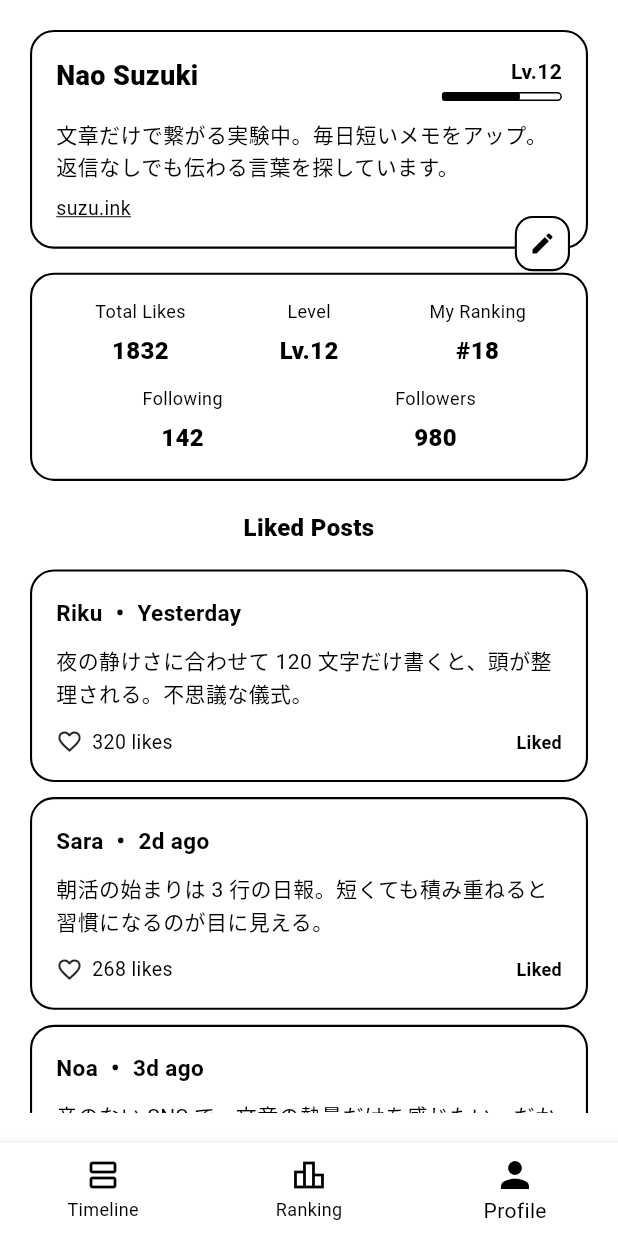
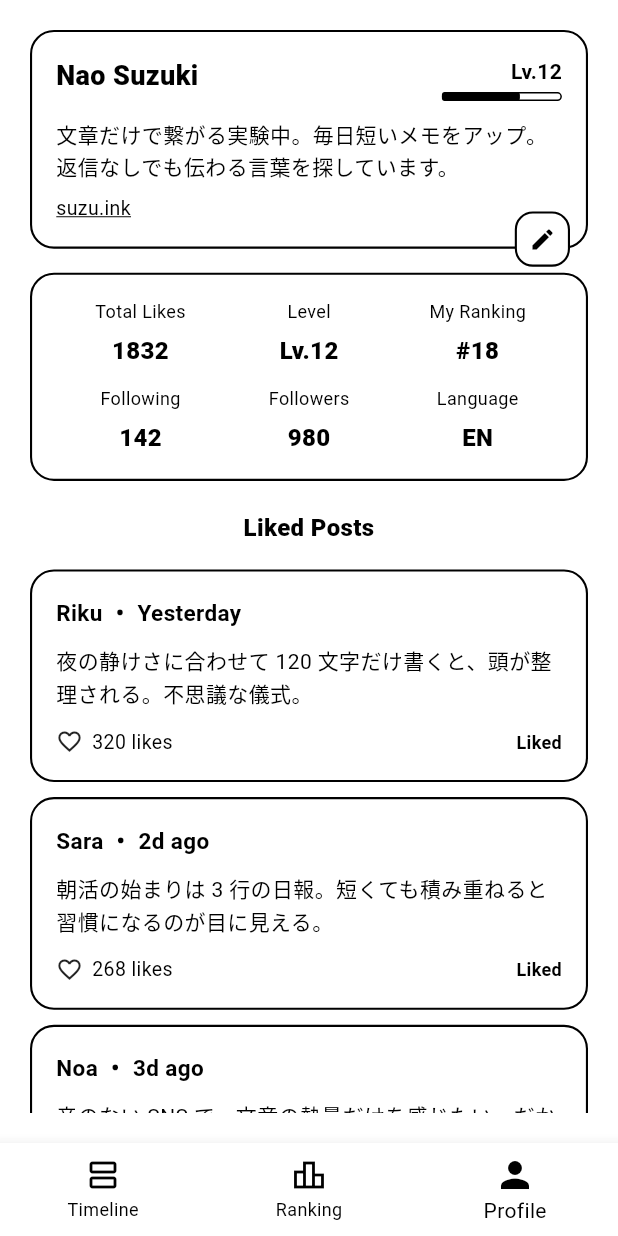
Before and after one commit to natsu0529/short-app-front, a Flutter app: the screen it shows after launch, item 3 of the bottom bar chosen, on a phone screen of 412 x 824 dp. Run offline on Flutter 3.47's test engine with Material 3 defaults, Android fonts, the light colour scheme and no system bars; our stand-ins replace device_info_plus.

Commit message:
feat: add locale management and language selection dialog

```diff
--- a/lib/main.dart
+++ b/lib/main.dart
@@ -5,8 +5,26 @@ void main() {
   runApp(const ShortTextApp());
 }
 
-class ShortTextApp extends StatelessWidget {
+class ShortTextApp extends StatefulWidget {
   const ShortTextApp({super.key});
+
+  static void setLocale(BuildContext context, Locale locale) {
+    final state = context.findAncestorStateOfType<_ShortTextAppState>();
+    state?.setLocale(locale);
+  }
+
+  @override
+  State<ShortTextApp> createState() => _ShortTextAppState();
+}
+
+class _ShortTextAppState extends State<ShortTextApp> {
+  Locale? _locale;
+
+  void setLocale(Locale locale) {
+    setState(() {
+      _locale = locale;
+    });
+  }
 
   @override
   Widget build(BuildContext context) {
@@ -15,6 +33,7 @@ class ShortTextApp extends StatelessWidget {
       debugShowCheckedModeBanner: false,
       localizationsDelegates: AppLocalizations.localizationsDelegates,
       supportedLocales: AppLocalizations.supportedLocales,
+      locale: _locale,
       theme: ThemeData(
         scaffoldBackgroundColor: Colors.white,
         colorScheme: const ColorScheme.light(
@@ -493,14 +512,11 @@ class FollowListPage extends StatelessWidget {
           backgroundColor: Colors.white,
           foregroundColor: Colors.black,
           elevation: 0,
-          bottom: TabBar(
+          bottom: _MonochromeTabBar(
             tabs: [
               Tab(text: AppLocalizations.of(context)!.following),
               Tab(text: AppLocalizations.of(context)!.followers),
             ],
-            labelColor: Colors.black,
-            unselectedLabelColor: Colors.black54,
-            indicatorColor: Colors.black,
           ),
         ),
         body: const TabBarView(
@@ -752,7 +768,7 @@ class _RankingPageWithScrollState extends State<RankingPageWithScroll>
         backgroundColor: Colors.white,
         foregroundColor: Colors.black,
         elevation: 0,
-        bottom: TabBar(
+        bottom: _MonochromeTabBar(
           controller: _tabController,
           tabs: [
             Tab(text: AppLocalizations.of(context)!.tabPopularPosts),
@@ -760,9 +776,6 @@ class _RankingPageWithScrollState extends State<RankingPageWithScroll>
             Tab(text: AppLocalizations.of(context)!.tabLevel),
             Tab(text: AppLocalizations.of(context)!.tabFollowers),
           ],
-          labelColor: Colors.black,
-          unselectedLabelColor: Colors.black54,
-          indicatorColor: Colors.black,
         ),
       ),
       body: TabBarView(
@@ -968,14 +981,19 @@ class _ProfileScreenBodyState extends State<_ProfileScreenBody> {
   }
 }
 
-class _MonochromeTabBar extends StatelessWidget {
-  const _MonochromeTabBar({required this.tabs});
+class _MonochromeTabBar extends StatelessWidget implements PreferredSizeWidget {
+  const _MonochromeTabBar({required this.tabs, this.controller});
 
   final List<Widget> tabs;
+  final TabController? controller;
+
+  @override
+  Size get preferredSize => const Size.fromHeight(kToolbarHeight);
 
   @override
   Widget build(BuildContext context) {
     return TabBar(
+      controller: controller,
       tabs: tabs,
       dividerColor: Colors.transparent,
       indicatorSize: TabBarIndicatorSize.tab,
@@ -1316,10 +1334,13 @@ class _ProfileHeader extends StatelessWidget {
         ),
         if (showEdit)
           Positioned(
-            right: 12,
-            bottom: -15,
+            right: 0,
+            bottom: -24,
             child: GestureDetector(
               onTap: () => _openEditDialog(context),
+              behavior: HitTestBehavior.opaque,
+              child: Padding(
+                padding: const EdgeInsets.all(12),
                 child: Container(
                   padding: const EdgeInsets.all(8),
                   decoration: BoxDecoration(
@@ -1328,6 +1349,7 @@ class _ProfileHeader extends StatelessWidget {
                     border: Border.all(color: Colors.black, width: 1.4),
                   ),
                   child: const Icon(Icons.edit, size: 18, color: Colors.black),
+                ),
               ),
             ),
           ),
@@ -1568,6 +1590,7 @@ class _ProfileStats extends StatelessWidget {
                     value: '${profile.followers}',
                     onTap: isOwnProfile ? onFollowersTap : null,
                   ),
+                  if (isOwnProfile) const _LanguageStatBlock(),
                 ],
               ),
             ],
@@ -1621,6 +1644,96 @@ class _StatBlock extends StatelessWidget {
               child: content,
             )
           : content,
+    );
+  }
+}
+
+class _LanguageStatBlock extends StatelessWidget {
+  const _LanguageStatBlock();
+
+  static const _languages = [
+    ('ja', '日本語'),
+    ('en', 'English'),
+    ('zh', '中文'),
+    ('es', 'Español'),
+    ('fr', 'Français'),
+    ('ru', 'Русский'),
+  ];
+
+  @override
+  Widget build(BuildContext context) {
+    return Expanded(
+      child: GestureDetector(
+        onTap: () => _showLanguageDialog(context),
+        behavior: HitTestBehavior.opaque,
+        child: Column(
+          crossAxisAlignment: CrossAxisAlignment.center,
+          children: [
+            const Text(
+              'Language',
+              style: TextStyle(
+                fontSize: 12,
+                color: Colors.black,
+              ),
+            ),
+            const SizedBox(height: 6),
+            Text(
+              _getCurrentLanguageCode(context),
+              style: const TextStyle(
+                fontSize: 16,
+                fontWeight: FontWeight.w800,
+                color: Colors.black,
+              ),
+            ),
+          ],
+        ),
+      ),
+    );
+  }
+
+  String _getCurrentLanguageCode(BuildContext context) {
+    final locale = Localizations.localeOf(context);
+    return locale.languageCode.toUpperCase();
+  }
+
+  void _showLanguageDialog(BuildContext context) {
+    showDialog(
+      context: context,
+      builder: (dialogContext) => AlertDialog(
+        backgroundColor: Colors.white,
+        title: const Text(
+          'Language',
+          style: TextStyle(
+            fontSize: 16,
+            fontWeight: FontWeight.w700,
+            color: Colors.black,
+          ),
+        ),
+        content: Column(
+          mainAxisSize: MainAxisSize.min,
+          children: _languages.map((lang) {
+            final isSelected =
+                Localizations.localeOf(dialogContext).languageCode == lang.$1;
+            return ListTile(
+              title: Text(
+                lang.$2,
+                style: TextStyle(
+                  fontSize: 14,
+                  fontWeight: isSelected ? FontWeight.w700 : FontWeight.w400,
+                  color: Colors.black,
+                ),
+              ),
+              trailing: isSelected
+                  ? const Icon(Icons.check, color: Colors.black, size: 20)
+                  : null,
+              onTap: () {
+                ShortTextApp.setLocale(context, Locale(lang.$1));
+                Navigator.of(dialogContext).pop();
+              },
+            );
+          }).toList(),
+        ),
+      ),
     );
   }
 }
```
Lines whose indentation alone changed are shown as unchanged.
